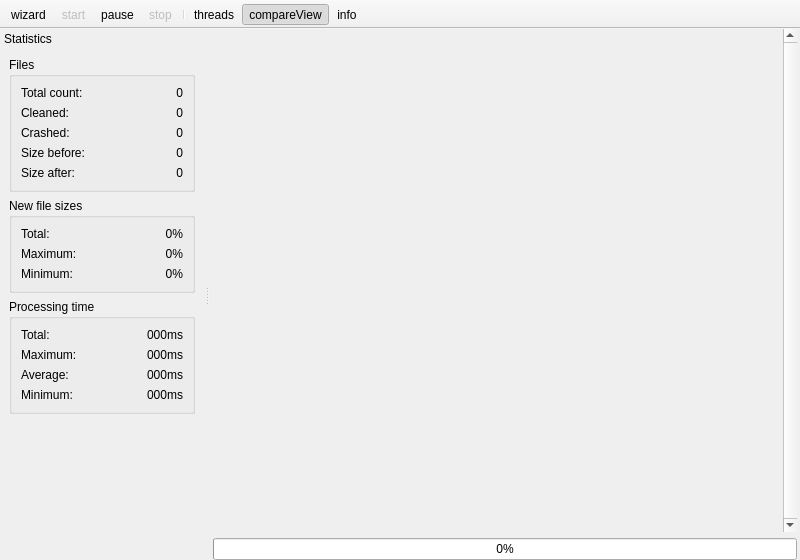
Above: src/mainwindow.ui from RazrFalcon/svgcleaner before the change. Below: the same form after it.
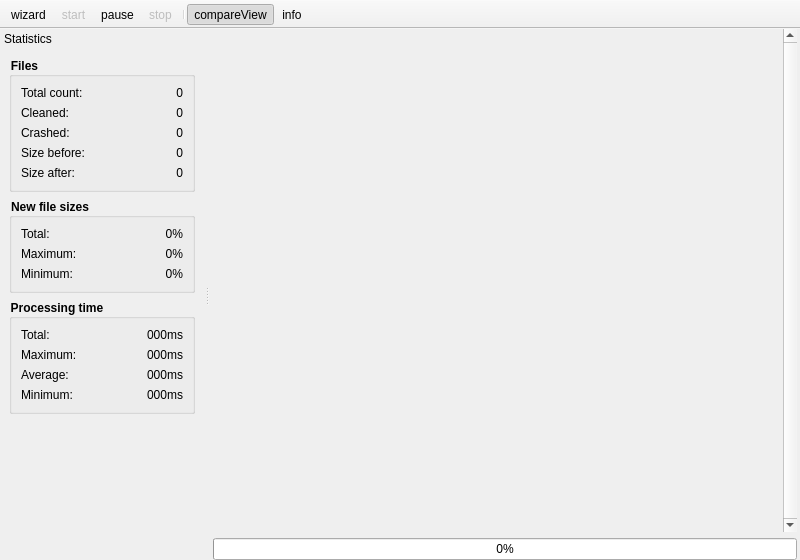
That is the form after the change.

Commit message: Multithreading settings moved to Wizard. GroupBox titles now bold. Wizard Main tab rewrited. Cosmetics fixes.

Patch:
```diff
--- a/src/mainwindow.ui
+++ b/src/mainwindow.ui
@@ -110,7 +110,6 @@
    <addaction name="actionPause"/>
    <addaction name="actionStop"/>
    <addaction name="separator"/>
-   <addaction name="actionThreads"/>
    <addaction name="actionCompareView"/>
    <addaction name="actionInfo"/>
   </widget>
@@ -131,6 +130,12 @@
     <layout class="QVBoxLayout" name="verticalLayout">
      <item>
       <widget class="QGroupBox" name="gBoxSize">
+       <property name="styleSheet">
+        <string notr="true">QGroupBox
+{
+    font-weight: bold;
+}</string>
+       </property>
        <property name="title">
         <string>Files</string>
        </property>
@@ -255,6 +260,12 @@
      </item>
      <item>
       <widget class="QGroupBox" name="gBoxCompression">
+       <property name="styleSheet">
+        <string notr="true">QGroupBox
+{
+    font-weight: bold;
+}</string>
+       </property>
        <property name="title">
         <string>New file sizes</string>
        </property>
@@ -333,6 +344,12 @@
      </item>
      <item>
       <widget class="QGroupBox" name="gBoxTime">
+       <property name="styleSheet">
+        <string notr="true">QGroupBox
+{
+    font-weight: bold;
+}</string>
+       </property>
        <property name="title">
         <string>Processing time</string>
        </property>
```
Left out of the diff: 10 changed lines with no effect on the pictures. The commit also changes 6 other files.
